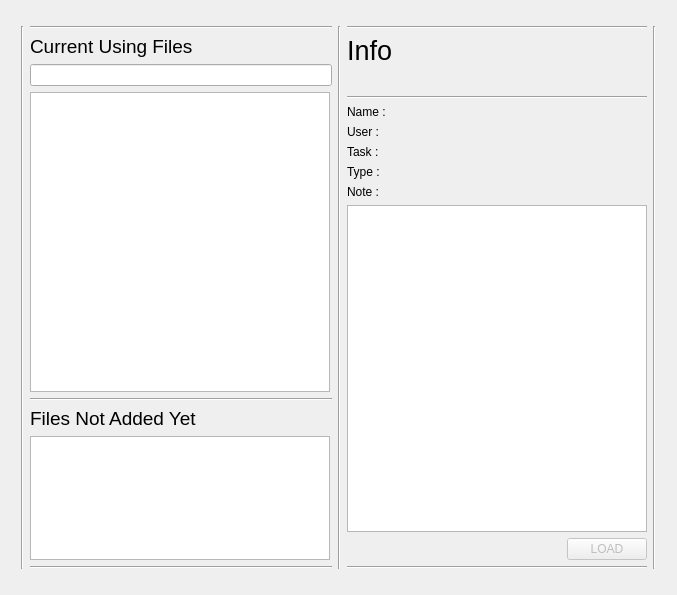
Qt form toolkit/config/python/ui_files/tracker.ui (yrchoo/baked) before a commit.
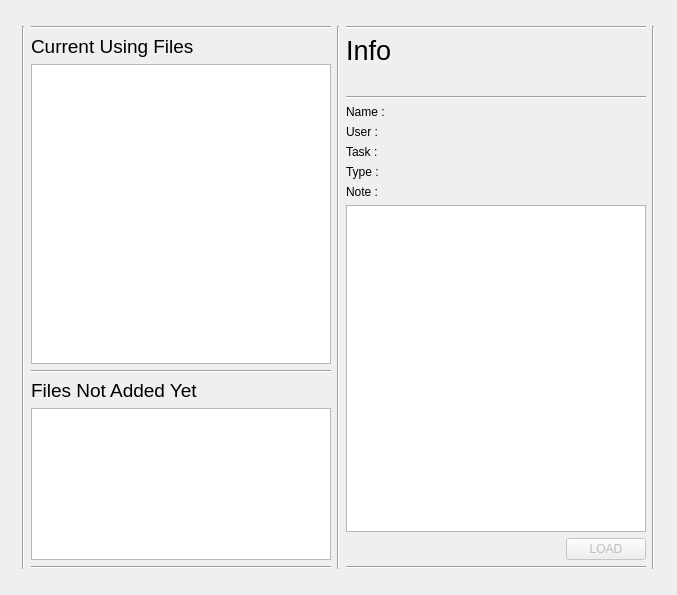
The same form after that commit.

Patch:
```diff
--- a/toolkit/config/python/ui_files/tracker.ui
+++ b/toolkit/config/python/ui_files/tracker.ui
@@ -68,9 +68,6 @@
          </property>
         </widget>
        </item>
-       <item>
-        <widget class="QLineEdit" name="lineEdit_search"/>
-       </item>
        <item>
         <widget class="QListWidget" name="listWidget_using">
          <property name="minimumSize">
```
Left out of the diff: 2 changed lines with no effect on the pictures.
